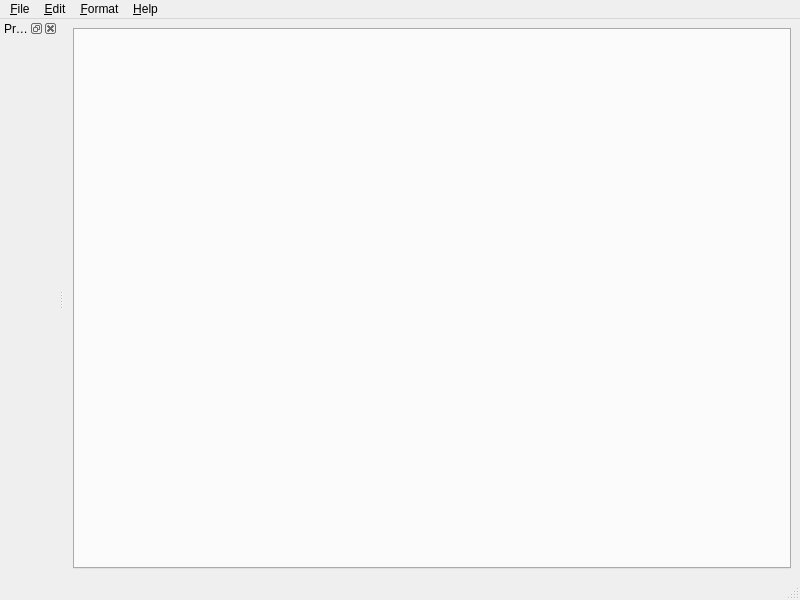
Above: core/src/novelist/windows/MainWindow.ui from Drag-On/novelist before the change. Below: the same form after it.
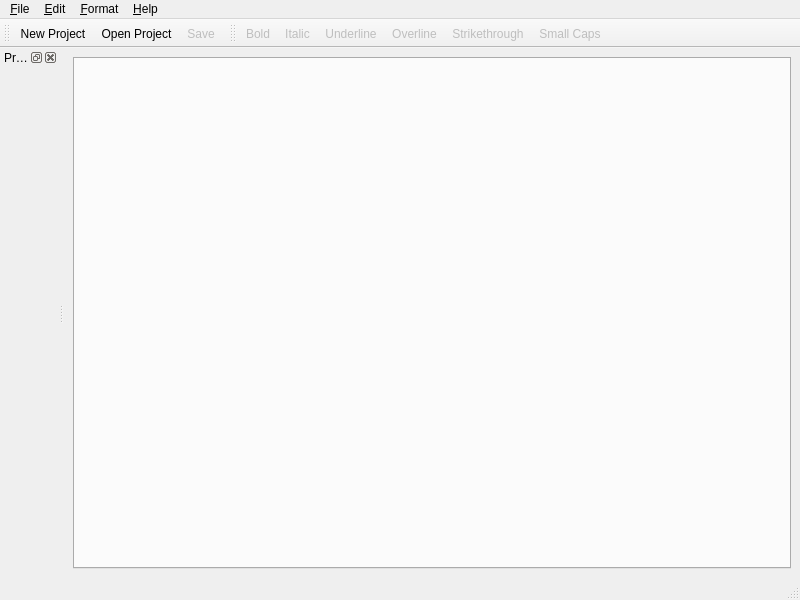
That is the form after the change. Custom widgets are drawn as their Qt base class.

Commit message: Add toolbars for easier user access

Diff of the .ui file:
```diff
--- a/core/src/novelist/windows/MainWindow.ui
+++ b/core/src/novelist/windows/MainWindow.ui
@@ -119,6 +119,37 @@
     </layout>
    </widget>
   </widget>
+  <widget class="QToolBar" name="toolBarFile">
+   <property name="windowTitle">
+    <string>toolBar</string>
+   </property>
+   <attribute name="toolBarArea">
+    <enum>TopToolBarArea</enum>
+   </attribute>
+   <attribute name="toolBarBreak">
+    <bool>false</bool>
+   </attribute>
+   <addaction name="action_New_Project"/>
+   <addaction name="action_Open_Project"/>
+   <addaction name="action_Save"/>
+  </widget>
+  <widget class="QToolBar" name="toolBarFormat">
+   <property name="windowTitle">
+    <string>toolBar_2</string>
+   </property>
+   <attribute name="toolBarArea">
+    <enum>TopToolBarArea</enum>
+   </attribute>
+   <attribute name="toolBarBreak">
+    <bool>false</bool>
+   </attribute>
+   <addaction name="action_Bold"/>
+   <addaction name="action_Italic"/>
+   <addaction name="action_Underline"/>
+   <addaction name="action_Overline"/>
+   <addaction name="action_Strikethrough"/>
+   <addaction name="actionSmall_Caps"/>
+  </widget>
   <action name="action_New_Project">
    <property name="text">
     <string>&amp;New Project</string>
```
The commit also changes 1 other file.
